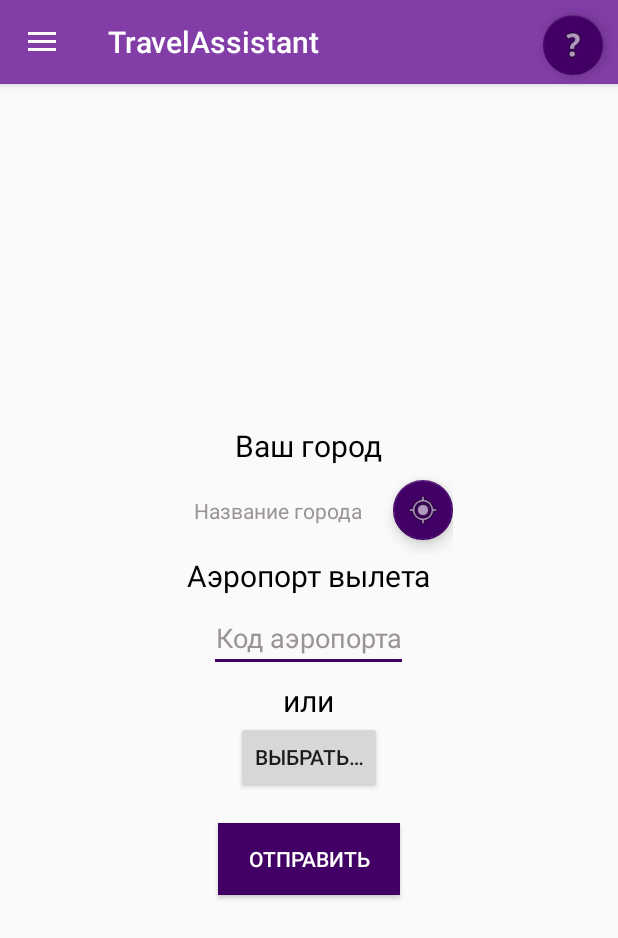
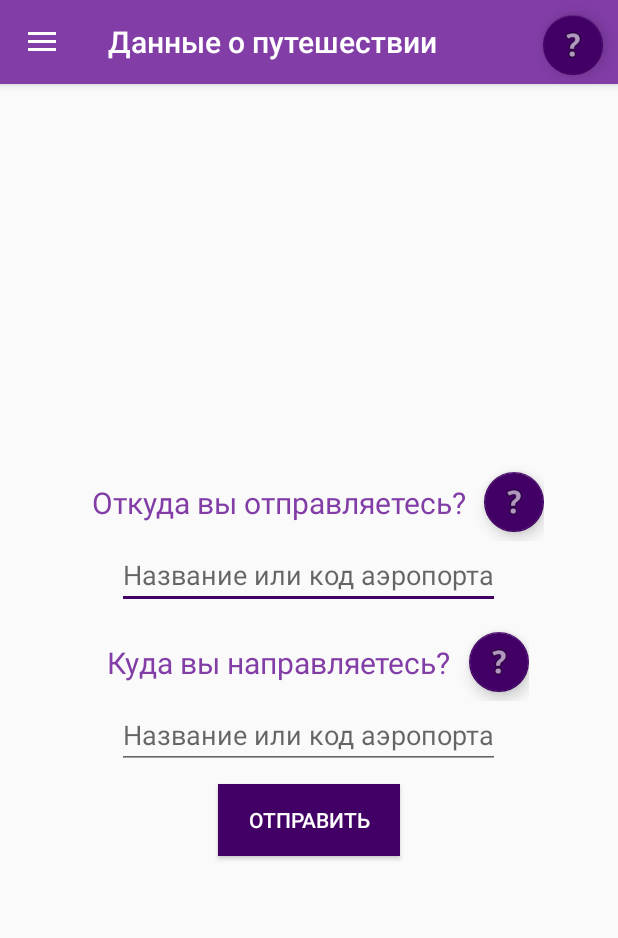
Before and after one commit to NikolayMoskal/TravelAssistant, an Android app: the screen it shows after launch (MainActivity), on a phone screen of 412 x 824 dp. Shown: the top 938 px of the screen. Run offline under Robolectric (Android 15) with nearby library versions, the phone set to English and light mode, and no system bars; network calls fail; 3 statements that could not run were skipped.

Commit message:
feat(main-ui): upgrade main activity UI
add fields to search the airports

update constants package

```diff
--- a/app/src/main/java/by/neon/travelassistant/MainActivity.java
+++ b/app/src/main/java/by/neon/travelassistant/MainActivity.java
@@ -23,7 +23,9 @@ import android.support.v7.widget.Toolbar;
 import android.util.Log;
 import android.view.MenuItem;
 import android.view.View;
+import android.widget.AutoCompleteTextView;
 import android.widget.EditText;
+import android.widget.SimpleAdapter;
 import android.widget.Toast;
 
 import com.google.android.gms.common.GooglePlayServicesNotAvailableException;
@@ -31,13 +33,17 @@ import com.google.android.gms.common.GooglePlayServicesRepairableException;
 import com.google.android.gms.security.ProviderInstaller;
 
 import java.util.ArrayList;
+import java.util.HashMap;
 
 import by.neon.travelassistant.config.AirportInfo;
 import by.neon.travelassistant.config.Config;
 import by.neon.travelassistant.config.FlightStatsDemoConfig;
-import by.neon.travelassistant.constants.CommonConstants;
-import by.neon.travelassistant.constants.GpsLocationConstants;
-import by.neon.travelassistant.constants.RuntimePermissionConstants;
+import by.neon.travelassistant.constant.CommonConstants;
+import by.neon.travelassistant.constant.DialogConstants;
+import by.neon.travelassistant.constant.GpsLocationConstants;
+import by.neon.travelassistant.constant.RuntimePermissionConstants;
+import by.neon.travelassistant.listener.AutoCompleteTextViewItemClickListener;
+import by.neon.travelassistant.listener.CustomLocationListener;
 
 /**
  * Represents the main window of the TravelAssistant application
@@ -54,16 +60,11 @@ public class MainActivity extends AppCompatActivity
         super.onCreate(savedInstanceState);
         setContentView(R.layout.activity_main);
         Toolbar toolbar = findViewById(R.id.toolbar);
+        setTitle(R.string.travel_data_label);
         setSupportActionBar(toolbar);
 
-        DrawerLayout drawer = findViewById(R.id.drawer_layout);
-        ActionBarDrawerToggle toggle = new ActionBarDrawerToggle(
-                this, drawer, toolbar, R.string.navigation_drawer_open, R.string.navigation_drawer_close);
-        drawer.addDrawerListener(toggle);
-        toggle.syncState();
-
-        NavigationView navigationView = findViewById(R.id.nav_view);
-        navigationView.setNavigationItemSelectedListener(this);
+        configureDrawerLayout(toolbar);
+        configureNavigationView();
 
         try {
             ProviderInstaller.installIfNeeded(getApplicationContext());
@@ -73,17 +74,28 @@ public class MainActivity extends AppCompatActivity
 
         locationManager = (LocationManager) getSystemService(Context.LOCATION_SERVICE);
         locationListener = new CustomLocationListener(this);
-        if (ContextCompat.checkSelfPermission(getApplicationContext(), Manifest.permission.WRITE_EXTERNAL_STORAGE) != PackageManager.PERMISSION_GRANTED) {
-            if (!ActivityCompat.shouldShowRequestPermissionRationale(this, Manifest.permission.WRITE_EXTERNAL_STORAGE)) {
-                ActivityCompat.requestPermissions(this, new String[]{Manifest.permission.WRITE_EXTERNAL_STORAGE}, RuntimePermissionConstants.WRITE_EXTERNAL_STORAGE_PERMISSION);
+        requestStoragePermissions();
+
+        configureArrivalAirportView();
     }
-        } else {
-            try {
-                config = new FlightStatsDemoConfig(Environment.getExternalStoragePublicDirectory(Environment.DIRECTORY_DOWNLOADS), CommonConstants.DEMO_DATABASE_NAME);
-            } catch (Exception e) {
-                Log.e(TAG, e.getMessage(), e);
+
+    private void configureArrivalAirportView() {
+        AutoCompleteTextView textView = findViewById(R.id.arv_airport);
+        textView.setAdapter(configureAdapter());
+        textView.setOnItemClickListener(new AutoCompleteTextViewItemClickListener(this));
     }
+
+    private void configureNavigationView() {
+        NavigationView navigationView = findViewById(R.id.nav_view);
+        navigationView.setNavigationItemSelectedListener(this);
     }
+
+    private void configureDrawerLayout(Toolbar toolbar) {
+        DrawerLayout drawer = findViewById(R.id.drawer_layout);
+        ActionBarDrawerToggle toggle = new ActionBarDrawerToggle(
+                this, drawer, toolbar, R.string.navigation_drawer_open, R.string.navigation_drawer_close);
+        drawer.addDrawerListener(toggle);
+        toggle.syncState();
     }
 
     /**
@@ -109,16 +121,16 @@ public class MainActivity extends AppCompatActivity
     public boolean onNavigationItemSelected(@NonNull MenuItem item) {
         switch (item.getItemId()) {
             case R.id.nav_things:
-
+                // TODO add link to PackActivity (name can be improved)
                 break;
             case R.id.nav_informer:
-
+                // TODO add link to InformerActivity
                 break;
             case R.id.nav_about:
-
+                // TODO show about
                 break;
             case R.id.nav_manage:
-
+                // TODO include some settings if necessary
                 break;
         }
 
@@ -134,7 +146,7 @@ public class MainActivity extends AppCompatActivity
      */
     @SuppressWarnings("deprecation")
     public void onChoice(View view) {
-        showDialog(0);
+        showDialog(DialogConstants.CHOICE_DEP_AIRPORT_DIALOG);
     }
 
     /**
@@ -146,16 +158,23 @@ public class MainActivity extends AppCompatActivity
     @SuppressWarnings("deprecation")
     @Override
     protected Dialog onCreateDialog(int id) {
+        // TODO remove this if will be used autocomplete view
         AlertDialog.Builder builder = new AlertDialog.Builder(this);
+        switch (id) {
+            case DialogConstants.CHOICE_DEP_AIRPORT_DIALOG:
                 builder.setTitle("Выберите аэропорт"); // заголовок для диалога
                 ArrayList<String> strings = new ArrayList<>(0);
-        for (AirportInfo info : config.getAirportsInfo()) {
+                ArrayList<AirportInfo> airports = config.getAirportsInfo();
+                for (AirportInfo info : airports) {
                     strings.add(info.getAirportName());
                 }
                 builder.setItems(strings.toArray(new String[0]), (dialog, item) -> {
                     EditText text = findViewById(R.id.dep_airport);
-            text.setText(config.getAirportsInfo().get(item).getIataCode());
+                    text.setText(airports.get(item).getIataCode());
                 });
+            case DialogConstants.CHOICE_ARV_AIRPORT_DIALOG:
+                break;
+        }
         builder.setCancelable(true);
         return builder.create();
     }
@@ -262,4 +281,43 @@ public class MainActivity extends AppCompatActivity
                 break;
         }
     }
+
+    private SimpleAdapter configureAdapter() {
+        String[] keys = new String[] {"AirportInfo", "AirportCode"};
+        ArrayList<HashMap<String, String>> maps = new ArrayList<>(0);
+        for (AirportInfo info : config.getAirportsInfo()) {
+            HashMap<String, String> map = new HashMap<>(0);
+            map.put(keys[0], String.format("%s, %s, %s (%s)", info.getCountryName(), info.getCityName(), info.getAirportName(), info.getIataCode()));
+            map.put(keys[1], info.getIataCode());
+            maps.add(map);
         }
+        int[] ids = new int[] {R.id.airportInfo, R.id.airportCode};
+        return new SimpleAdapter(this, maps, R.layout.airport_list_item, keys, ids);
+    }
+
+    private void requestStoragePermissions() {
+        if (ContextCompat.checkSelfPermission(getApplicationContext(), Manifest.permission.WRITE_EXTERNAL_STORAGE) != PackageManager.PERMISSION_GRANTED) {
+            if (!ActivityCompat.shouldShowRequestPermissionRationale(this, Manifest.permission.WRITE_EXTERNAL_STORAGE)) {
+                ActivityCompat.requestPermissions(this, new String[]{Manifest.permission.WRITE_EXTERNAL_STORAGE}, RuntimePermissionConstants.WRITE_EXTERNAL_STORAGE_PERMISSION);
+            }
+        } else {
+            try {
+                config = new FlightStatsDemoConfig(Environment.getExternalStoragePublicDirectory(Environment.DIRECTORY_DOWNLOADS), CommonConstants.DEMO_DATABASE_NAME);
+            } catch (Exception e) {
+                Log.e(TAG, e.getMessage(), e);
+            }
+        }
+    }
+
+    /**
+     * Shows help for search the airport
+     *
+     * @param view the sender view
+     */
+    public void onAirportHelp(View view) {
+        runOnUiThread(() -> Toast.makeText(
+                getApplicationContext(),
+                "Введите первые буквы названия аэропорта, а затем выберите его из списка найденных",
+                Toast.LENGTH_LONG).show());
+    }
+}
--- a/app/src/main/java/by/neon/travelassistant/constants/CommonConstants.java
+++ b/app/src/main/java/by/neon/travelassistant/constant/CommonConstants.java
@@ -1,4 +1,4 @@
-package by.neon.travelassistant.constants;
+package by.neon.travelassistant.constant;
 
 public final class CommonConstants {
     public static final String DEMO_DATABASE_NAME = "database.json";
--- /dev/null
+++ b/app/src/main/java/by/neon/travelassistant/constant/DialogConstants.java
@@ -0,0 +1,6 @@
+package by.neon.travelassistant.constant;
+
+public final class DialogConstants {
+    public static final int CHOICE_DEP_AIRPORT_DIALOG = 0;
+    public static final int CHOICE_ARV_AIRPORT_DIALOG = 1;
+}
--- a/app/src/main/java/by/neon/travelassistant/constants/GpsLocationConstants.java
+++ b/app/src/main/java/by/neon/travelassistant/constant/GpsLocationConstants.java
@@ -1,4 +1,4 @@
-package by.neon.travelassistant.constants;
+package by.neon.travelassistant.constant;
 
 public final class GpsLocationConstants {
     public static final int MIN_TIME_UPDATE_MSEC = 5000;
--- a/app/src/main/java/by/neon/travelassistant/constants/LogTagConstants.java
+++ b/app/src/main/java/by/neon/travelassistant/constant/LogTagConstants.java
@@ -1,4 +1,4 @@
-package by.neon.travelassistant.constants;
+package by.neon.travelassistant.constant;
 
 public final class LogTagConstants {
     public static final String LOG_TAG_GPS = "LOG_TAG_GPS";
--- a/app/src/main/java/by/neon/travelassistant/constants/RuntimePermissionConstants.java
+++ b/app/src/main/java/by/neon/travelassistant/constant/RuntimePermissionConstants.java
@@ -1,4 +1,4 @@
-package by.neon.travelassistant.constants;
+package by.neon.travelassistant.constant;
 
 public final class RuntimePermissionConstants {
     public static final int WRITE_EXTERNAL_STORAGE_PERMISSION = 0;
--- /dev/null
+++ b/app/src/main/java/by/neon/travelassistant/listener/AutoCompleteTextViewItemClickListener.java
@@ -0,0 +1,41 @@
+package by.neon.travelassistant.listener;
+
+import android.app.Activity;
+import android.view.View;
+import android.widget.AdapterView;
+import android.widget.AutoCompleteTextView;
+import android.widget.LinearLayout;
+import android.widget.TextView;
+
+import by.neon.travelassistant.R;
+
+public class AutoCompleteTextViewItemClickListener implements AdapterView.OnItemClickListener {
+    private final Activity activity;
+
+    public AutoCompleteTextViewItemClickListener(final Activity activity) {
+        this.activity = activity;
+    }
+
+    /**
+     * Callback method to be invoked when an item in this AdapterView has
+     * been clicked.
+     * <p>
+     * Implementers can call getItemAtPosition(position) if they need
+     * to access the data associated with the selected item.
+     *
+     * @param parent   The AdapterView where the click happened.
+     * @param view     The view within the AdapterView that was clicked (this
+     *                 will be a view provided by the adapter)
+     * @param position The position of the view in the adapter.
+     * @param id       The row id of the item that was clicked.
+     */
+    @Override
+    public void onItemClick(AdapterView<?> parent, View view, int position, long id) {
+        if (!(view instanceof LinearLayout)) {
+            throw new IllegalArgumentException("Missing LinearLayout item in AutoCompleteTextView");
+        }
+        TextView airportCode = (TextView) ((LinearLayout) view).getChildAt(1);
+        AutoCompleteTextView target = activity.findViewById(R.id.arv_airport);
+        target.setText(airportCode.getText());
+    }
+}
--- a/app/src/main/java/by/neon/travelassistant/CustomLocationListener.java
+++ b/app/src/main/java/by/neon/travelassistant/listener/CustomLocationListener.java
@@ -1,4 +1,4 @@
-package by.neon.travelassistant;
+package by.neon.travelassistant.listener;
 
 import android.app.Activity;
 import android.location.Address;
@@ -14,7 +14,8 @@ import android.widget.Toast;
 import java.util.List;
 import java.util.Locale;
 
-import by.neon.travelassistant.constants.LogTagConstants;
+import by.neon.travelassistant.R;
+import by.neon.travelassistant.constant.LogTagConstants;
 
 /**
  * Provides a custom implementation of {@link LocationListener}
--- /dev/null
+++ b/app/src/main/res/layout/airport_list_item.xml
@@ -0,0 +1,18 @@
+<?xml version="1.0" encoding="utf-8"?>
+<LinearLayout xmlns:android="http://schemas.android.com/apk/res/android"
+    android:layout_width="match_parent"
+    android:layout_height="match_parent"
+    android:orientation="horizontal">
+
+    <TextView
+        android:id="@+id/airportInfo"
+        android:layout_width="wrap_content"
+        android:layout_height="wrap_content"
+        android:visibility="visible"/>
+
+    <TextView
+        android:id="@+id/airportCode"
+        android:layout_width="wrap_content"
+        android:layout_height="wrap_content"
+        android:visibility="gone"/>
+</LinearLayout>
--- a/app/src/main/res/layout/content_main.xml
+++ b/app/src/main/res/layout/content_main.xml
@@ -11,28 +11,45 @@
     tools:context=".MainActivity"
     tools:showIn="@layout/app_bar_main">
 
-    <TextView
-        android:id="@+id/dep_city_label"
+    <LinearLayout
         android:layout_width="wrap_content"
         android:layout_height="wrap_content"
-        android:text="@string/dep_city"
-        android:textColor="@android:color/black"
-        android:textSize="20sp" />
+        android:orientation="horizontal"
+        android:gravity="center_vertical">
+
+        <TextView
+            android:id="@+id/dep_airport_label"
+            android:layout_width="wrap_content"
+            android:layout_height="wrap_content"
+            android:text="@string/dep_label"
+            android:layout_margin="12sp"
+            android:textSize="@dimen/main_activity_text_size"
+            android:textColor="@color/colorPrimary"/>
+
+        <android.support.design.widget.FloatingActionButton
+            android:id="@+id/dep_airport_help"
+            android:layout_width="wrap_content"
+            android:layout_height="wrap_content"
+            android:src="@android:drawable/ic_menu_help"
+            app:fabSize="mini"/>
+    </LinearLayout>
 
     <LinearLayout
         android:layout_width="wrap_content"
         android:layout_height="wrap_content"
         android:gravity="center_vertical"
-        android:orientation="horizontal">
+        android:orientation="horizontal"
+        android:visibility="gone">
 
         <TextView
             android:id="@+id/dep_city"
             android:layout_width="wrap_content"
             android:layout_height="wrap_content"
-            android:layout_margin="20sp"
+            android:layout_margin="12sp"
             android:gravity="center"
             android:hint="@string/dep_city_hint"
             android:minWidth="100sp"
+            android:textSize="@dimen/main_activity_text_size"
             android:textColorHint="@color/colorHint" />
 
         <android.support.design.widget.FloatingActionButton
@@ -44,41 +61,81 @@
             app:fabSize="mini" />
     </LinearLayout>
 
-    <TextView
-        android:id="@+id/dep_airport_label"
+    <LinearLayout
         android:layout_width="wrap_content"
         android:layout_height="wrap_content"
-        android:text="@string/dep_airport"
-        android:textColor="@android:color/black"
-        android:textSize="20sp" />
+        android:layout_marginBottom="10sp">
+
+        <AutoCompleteTextView
+            android:id="@+id/dep_airport_improved"
+            android:layout_width="wrap_content"
+            android:layout_height="wrap_content"
+            android:hint="@string/arv_airport_hint"/>
+    </LinearLayout>
+
+    <LinearLayout
+        android:layout_width="wrap_content"
+        android:layout_height="wrap_content"
+        android:orientation="horizontal"
+        android:layout_gravity="center_horizontal"
+        android:layout_marginTop="10sp"
+        android:layout_marginBottom="10sp"
+        android:visibility="gone">
 
         <EditText
             android:id="@+id/dep_airport"
             android:layout_width="wrap_content"
             android:layout_height="wrap_content"
-        android:layout_marginTop="5sp"
-        android:layout_marginBottom="5sp"
             android:gravity="center"
+            android:layout_marginEnd="10sp"
             android:hint="@string/dep_airport_hint"
             android:inputType="text"
             android:minWidth="100sp"
             android:textColorHint="@color/colorHint" />
 
-    <TextView
-        android:id="@+id/or_label"
-        android:layout_width="wrap_content"
-        android:layout_height="wrap_content"
-        android:text="или"
-        android:textColor="@android:color/black"
-        android:textSize="20sp"/>
-
         <Button
             android:id="@+id/choice_dep_airport"
             android:layout_width="wrap_content"
             android:layout_height="wrap_content"
-        android:layout_marginBottom="20sp"
             android:onClick="onChoice"
             android:text="@string/btn_choice" />
+    </LinearLayout>
+
+    <LinearLayout
+        android:layout_width="wrap_content"
+        android:layout_height="wrap_content"
+        android:orientation="horizontal"
+        android:gravity="center_vertical">
+
+        <TextView
+            android:id="@+id/arv_airport_label"
+            android:layout_width="wrap_content"
+            android:layout_height="wrap_content"
+            android:text="@string/arv_label"
+            android:layout_margin="12sp"
+            android:textSize="@dimen/main_activity_text_size"
+            android:textColor="@color/colorPrimary"/>
+
+        <android.support.design.widget.FloatingActionButton
+            android:id="@+id/arv_airport_help"
+            android:layout_width="wrap_content"
+            android:layout_height="wrap_content"
+            android:src="@android:drawable/ic_menu_help"
+            app:fabSize="mini"
+            android:onClick="onAirportHelp"/>
+    </LinearLayout>
+
+    <LinearLayout
+        android:layout_width="wrap_content"
+        android:layout_height="wrap_content"
+        android:layout_marginBottom="10sp">
+
+        <AutoCompleteTextView
+            android:id="@+id/arv_airport"
+            android:layout_width="wrap_content"
+            android:layout_height="wrap_content"
+            android:hint="@string/arv_airport_hint"/>
+    </LinearLayout>
 
     <Button
         android:id="@+id/send_button"
--- a/app/src/main/res/values/dimens.xml
+++ b/app/src/main/res/values/dimens.xml
@@ -5,4 +5,6 @@
     <dimen name="nav_header_vertical_spacing">8dp</dimen>
     <dimen name="nav_header_height">176dp</dimen>
     <dimen name="fab_margin">16dp</dimen>
+    <!-- Main activity -->
+    <dimen name="main_activity_text_size">20sp</dimen>
 </resources>
--- a/app/src/main/res/values/strings.xml
+++ b/app/src/main/res/values/strings.xml
@@ -1,15 +1,17 @@
 <resources>
     <string name="app_name">TravelAssistant</string>
-    <string name="title_activity_main2">Main2Activity</string>
     <string name="navigation_drawer_open">Open navigation drawer</string>
     <string name="navigation_drawer_close">Close navigation drawer</string>
     <string name="nav_header_title">Travel Assistant</string>
     <string name="nav_header_subtitle">Created by Nikolay Moskal © 2018–2019</string>
     <string name="nav_header_desc">Navigation header</string>
-    <string name="dep_city">Ваш город</string>
+    <string name="travel_data_label">Данные о путешествии</string>
+    <string name="dep_label">Откуда вы отправляетесь?</string>
     <string name="dep_city_hint">Название города</string>
     <string name="dep_airport">Аэропорт вылета</string>
     <string name="dep_airport_hint">Код аэропорта</string>
+    <string name="arv_label">Куда вы направляетесь?</string>
+    <string name="arv_airport_hint">Название или код аэропорта</string>
     <string name="send_button">Отправить</string>
     <string name="nav_things">Багаж</string>
     <string name="nav_informer">Информер</string>
```
Lines whose indentation alone changed are shown as unchanged.
